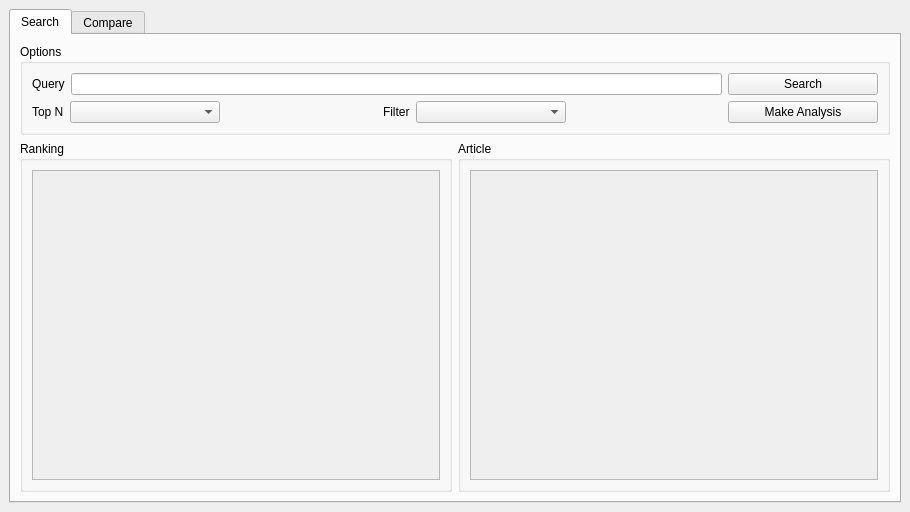
First picture: the form in mainwindow.ui, repository rcebrian/SI-project, before the edit.
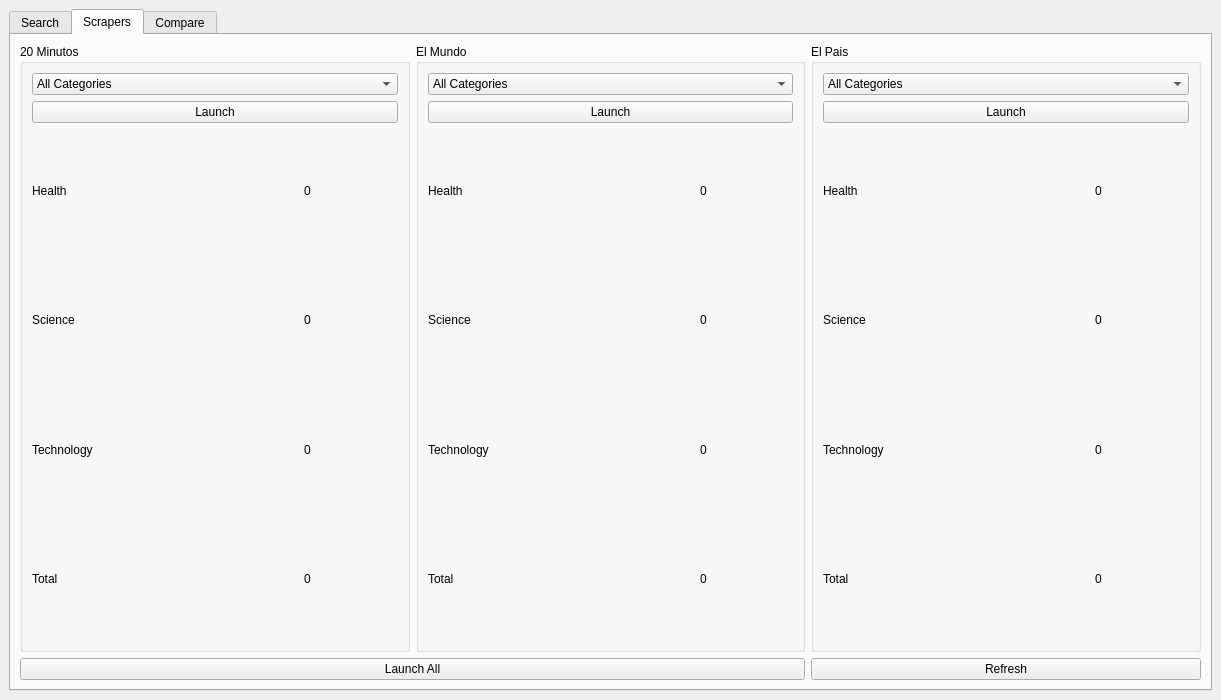
Second picture: the form after the edit. The open tabs and pages were chosen to show the change.

Commit message: scraper view finished

Patch:
```diff
--- a/mainwindow.ui
+++ b/mainwindow.ui
@@ -9,8 +9,8 @@
    <rect>
     <x>0</x>
     <y>0</y>
-    <width>910</width>
-    <height>512</height>
+    <width>1221</width>
+    <height>700</height>
    </rect>
   </property>
   <property name="minimumSize">
@@ -92,6 +92,36 @@
                    <height>0</height>
                   </size>
                  </property>
+                 <item>
+                  <property name="text">
+                   <string>Select</string>
+                  </property>
+                 </item>
+                 <item>
+                  <property name="text">
+                   <string>1</string>
+                  </property>
+                 </item>
+                 <item>
+                  <property name="text">
+                   <string>2</string>
+                  </property>
+                 </item>
+                 <item>
+                  <property name="text">
+                   <string>3</string>
+                  </property>
+                 </item>
+                 <item>
+                  <property name="text">
+                   <string>4</string>
+                  </property>
+                 </item>
+                 <item>
+                  <property name="text">
+                   <string>5</string>
+                  </property>
+                 </item>
                 </widget>
                </item>
                <item>
@@ -125,6 +155,26 @@
                    <height>0</height>
                   </size>
                  </property>
+                 <item>
+                  <property name="text">
+                   <string>All Souces</string>
+                  </property>
+                 </item>
+                 <item>
+                  <property name="text">
+                   <string>20 Minutos</string>
+                  </property>
+                 </item>
+                 <item>
+                  <property name="text">
+                   <string>El Mundo</string>
+                  </property>
+                 </item>
+                 <item>
+                  <property name="text">
+                   <string>El Pais</string>
+                  </property>
+                 </item>
                 </widget>
                </item>
                <item>
@@ -178,20 +228,10 @@
             </property>
             <layout class="QVBoxLayout" name="verticalLayout">
              <item>
-              <widget class="QScrollArea" name="scroll_rank">
-               <property name="widgetResizable">
+              <widget class="QTableWidget" name="table_search_rank">
+               <property name="alternatingRowColors">
                 <bool>true</bool>
                </property>
-               <widget class="QWidget" name="scroll_rank_items">
-                <property name="geometry">
-                 <rect>
-                  <x>0</x>
-                  <y>0</y>
-                  <width>405</width>
-                  <height>290</height>
-                 </rect>
-                </property>
-               </widget>
               </widget>
              </item>
             </layout>
@@ -204,25 +244,336 @@
             </property>
             <layout class="QVBoxLayout" name="verticalLayout_5">
              <item>
-              <widget class="QScrollArea" name="scroll_article">
-               <property name="widgetResizable">
-                <bool>true</bool>
+              <widget class="QTextEdit" name="tx_search_article_result"/>
+             </item>
+            </layout>
+           </widget>
+          </item>
+         </layout>
+        </item>
+       </layout>
+      </widget>
+      <widget class="QWidget" name="tab_scrapers">
+       <attribute name="title">
+        <string>Scrapers</string>
+       </attribute>
+       <layout class="QVBoxLayout" name="verticalLayout_2">
+        <item>
+         <layout class="QGridLayout" name="gridLayout_5">
+          <item row="0" column="2">
+           <widget class="QGroupBox" name="gb_scrapers_elPais">
+            <property name="title">
+             <string>El Pais</string>
+            </property>
+            <layout class="QVBoxLayout" name="verticalLayout_11">
+             <item>
+              <widget class="QComboBox" name="cb_scrapers_elPais">
+               <item>
+                <property name="text">
+                 <string>All Categories</string>
+                </property>
+               </item>
+               <item>
+                <property name="text">
+                 <string>Health</string>
+                </property>
+               </item>
+               <item>
+                <property name="text">
+                 <string>Science</string>
+                </property>
+               </item>
+               <item>
+                <property name="text">
+                 <string>Technology</string>
+                </property>
+               </item>
+              </widget>
+             </item>
+             <item>
+              <widget class="QPushButton" name="btn_scrapers_elPais_run">
+               <property name="text">
+                <string>Launch</string>
                </property>
-               <widget class="QWidget" name="scroll_article_items">
-                <property name="geometry">
-                 <rect>
-                  <x>0</x>
-                  <y>0</y>
-                  <width>405</width>
-                  <height>290</height>
-                 </rect>
+              </widget>
+             </item>
+             <item>
+              <layout class="QGridLayout" name="gridLayout_3">
+               <item row="1" column="1" alignment="Qt::AlignHCenter">
+                <widget class="QLabel" name="lbl_scrapers_elPais_science_result">
+                 <property name="text">
+                  <string>0</string>
+                 </property>
+                </widget>
+               </item>
+               <item row="2" column="1" alignment="Qt::AlignHCenter">
+                <widget class="QLabel" name="lbl_scrapers_elPais_tech_result">
+                 <property name="text">
+                  <string>0</string>
+                 </property>
+                </widget>
+               </item>
+               <item row="0" column="1" alignment="Qt::AlignHCenter">
+                <widget class="QLabel" name="lbl_scrapers_elPais_health_result">
+                 <property name="text">
+                  <string>0</string>
+                 </property>
+                </widget>
+               </item>
+               <item row="1" column="0">
+                <widget class="QLabel" name="label_19">
+                 <property name="text">
+                  <string>Science</string>
+                 </property>
+                </widget>
+               </item>
+               <item row="2" column="0">
+                <widget class="QLabel" name="label_21">
+                 <property name="text">
+                  <string>Technology</string>
+                 </property>
+                </widget>
+               </item>
+               <item row="0" column="0">
+                <widget class="QLabel" name="label_18">
+                 <property name="text">
+                  <string>Health</string>
+                 </property>
+                </widget>
+               </item>
+               <item row="3" column="0">
+                <widget class="QLabel" name="label_23">
+                 <property name="text">
+                  <string>Total</string>
+                 </property>
+                </widget>
+               </item>
+               <item row="3" column="1" alignment="Qt::AlignHCenter">
+                <widget class="QLabel" name="lbl_scrapers_elPais_total_result">
+                 <property name="text">
+                  <string>0</string>
+                 </property>
+                </widget>
+               </item>
+              </layout>
+             </item>
+            </layout>
+           </widget>
+          </item>
+          <item row="0" column="1">
+           <widget class="QGroupBox" name="gb_scrapers_elMundo">
+            <property name="title">
+             <string>El Mundo</string>
+            </property>
+            <layout class="QVBoxLayout" name="verticalLayout_9">
+             <item>
+              <widget class="QComboBox" name="cb_scrapers_elMundo">
+               <item>
+                <property name="text">
+                 <string>All Categories</string>
                 </property>
-               </widget>
+               </item>
+               <item>
+                <property name="text">
+                 <string>Health</string>
+                </property>
+               </item>
+               <item>
+                <property name="text">
+                 <string>Science</string>
+                </property>
+               </item>
+               <item>
+                <property name="text">
+                 <string>Technology</string>
+                </property>
+               </item>
               </widget>
              </item>
+             <item>
+              <widget class="QPushButton" name="btn_scrapers_elMundo_run">
+               <property name="text">
+                <string>Launch</string>
+               </property>
+              </widget>
+             </item>
+             <item>
+              <layout class="QGridLayout" name="gridLayout_2">
+               <item row="0" column="2" alignment="Qt::AlignHCenter">
+                <widget class="QLabel" name="lbl_scrapers_elMundo_health_result">
+                 <property name="text">
+                  <string>0</string>
+                 </property>
+                </widget>
+               </item>
+               <item row="2" column="1">
+                <widget class="QLabel" name="label_12">
+                 <property name="text">
+                  <string>Technology</string>
+                 </property>
+                </widget>
+               </item>
+               <item row="1" column="1">
+                <widget class="QLabel" name="label_11">
+                 <property name="text">
+                  <string>Science</string>
+                 </property>
+                </widget>
+               </item>
+               <item row="0" column="1">
+                <widget class="QLabel" name="label_10">
+                 <property name="text">
+                  <string>Health</string>
+                 </property>
+                </widget>
+               </item>
+               <item row="3" column="1">
+                <widget class="QLabel" name="label_13">
+                 <property name="text">
+                  <string>Total</string>
+                 </property>
+                </widget>
+               </item>
+               <item row="1" column="2" alignment="Qt::AlignHCenter">
+                <widget class="QLabel" name="lbl_scrapers_elMundo_science_result">
+                 <property name="text">
+                  <string>0</string>
+                 </property>
+                </widget>
+               </item>
+               <item row="2" column="2" alignment="Qt::AlignHCenter">
+                <widget class="QLabel" name="lbl_scrapers_elMundo_tech_result">
+                 <property name="text">
+                  <string>0</string>
+                 </property>
+                </widget>
+               </item>
+               <item row="3" column="2" alignment="Qt::AlignHCenter">
+                <widget class="QLabel" name="lbl_scrapers_elMundo_total_result">
+                 <property name="text">
+                  <string>0</string>
+                 </property>
+                </widget>
+               </item>
+              </layout>
+             </item>
             </layout>
            </widget>
           </item>
+          <item row="0" column="0">
+           <widget class="QGroupBox" name="gb_scrapers_20m">
+            <property name="title">
+             <string>20 Minutos</string>
+            </property>
+            <layout class="QVBoxLayout" name="verticalLayout_8">
+             <item>
+              <widget class="QComboBox" name="cb_scrapers_20m">
+               <item>
+                <property name="text">
+                 <string>All Categories</string>
+                </property>
+               </item>
+               <item>
+                <property name="text">
+                 <string>Health</string>
+                </property>
+               </item>
+               <item>
+                <property name="text">
+                 <string>Science</string>
+                </property>
+               </item>
+               <item>
+                <property name="text">
+                 <string>Technology</string>
+                </property>
+               </item>
+              </widget>
+             </item>
+             <item>
+              <widget class="QPushButton" name="btn_scrapers_20m_run">
+               <property name="text">
+                <string>Launch</string>
+               </property>
+              </widget>
+             </item>
+             <item>
+              <layout class="QGridLayout" name="gridLayout">
+               <item row="0" column="0">
+                <widget class="QLabel" name="label">
+                 <property name="text">
+                  <string>Health</string>
+                 </property>
+                </widget>
+               </item>
+               <item row="1" column="0">
+                <widget class="QLabel" name="label_2">
+                 <property name="text">
+                  <string>Science</string>
+                 </property>
+                </widget>
+               </item>
+               <item row="0" column="1" alignment="Qt::AlignHCenter">
+                <widget class="QLabel" name="lbl_scrapers_20m_health_result">
+                 <property name="text">
+                  <string>0</string>
+                 </property>
+                </widget>
+               </item>
+               <item row="2" column="0">
+                <widget class="QLabel" name="label_3">
+                 <property name="text">
+                  <string>Technology</string>
+                 </property>
+                </widget>
+               </item>
+               <item row="3" column="0">
+                <widget class="QLabel" name="label_5">
+                 <property name="text">
+                  <string>Total</string>
+                 </property>
+                </widget>
+               </item>
+               <item row="1" column="1" alignment="Qt::AlignHCenter">
+                <widget class="QLabel" name="lbl_scrapers_20m_science_result">
+                 <property name="text">
+                  <string>0</string>
+                 </property>
+                </widget>
+               </item>
+               <item row="2" column="1" alignment="Qt::AlignHCenter">
+                <widget class="QLabel" name="lbl_scrapers_20m_tech_result">
+                 <property name="text">
+                  <string>0</string>
+                 </property>
+                </widget>
+               </item>
+               <item row="3" column="1" alignment="Qt::AlignHCenter">
+                <widget class="QLabel" name="lbl_scrapers_20m_total_result">
+                 <property name="text">
+                  <string>0</string>
+                 </property>
+                </widget>
+               </item>
+              </layout>
+             </item>
+            </layout>
+           </widget>
+          </item>
+          <item row="1" column="0" colspan="2">
+           <widget class="QPushButton" name="btn_scrapers_run_all">
+            <property name="text">
+             <string>Launch All</string>
+            </property>
+           </widget>
+          </item>
+          <item row="1" column="2">
+           <widget class="QPushButton" name="btn_scrapers_refresh_sta">
+            <property name="text">
+             <string>Refresh</string>
+            </property>
+           </widget>
+          </item>
          </layout>
         </item>
        </layout>
```
Left out of the diff: 163 changed lines with no effect on the pictures. The commit also changes 4 other files.
